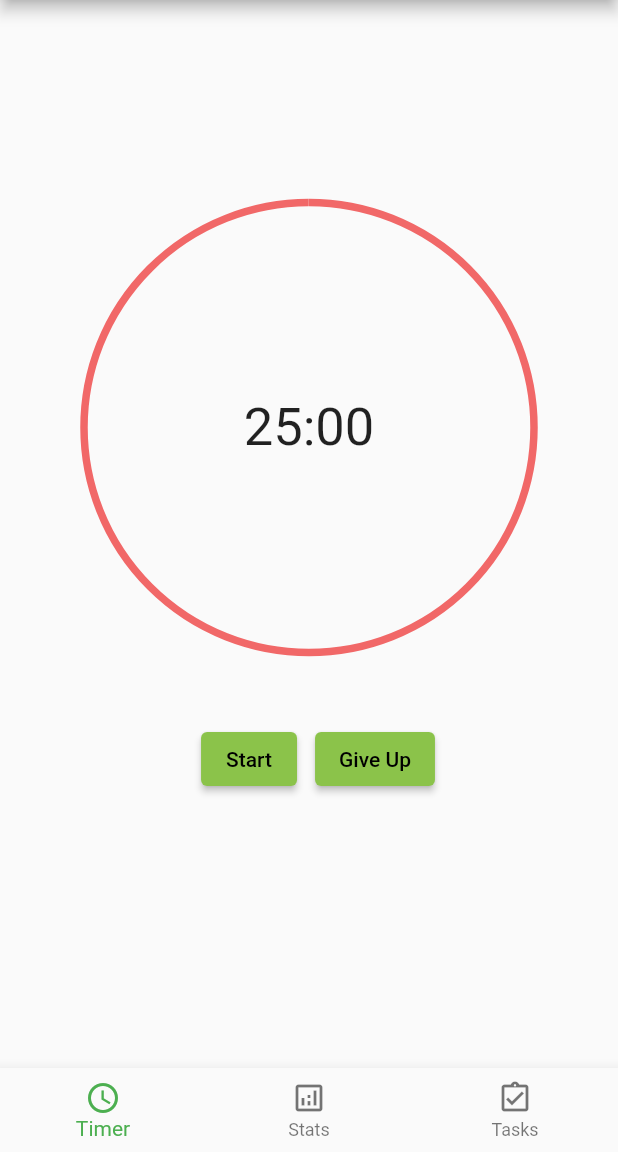
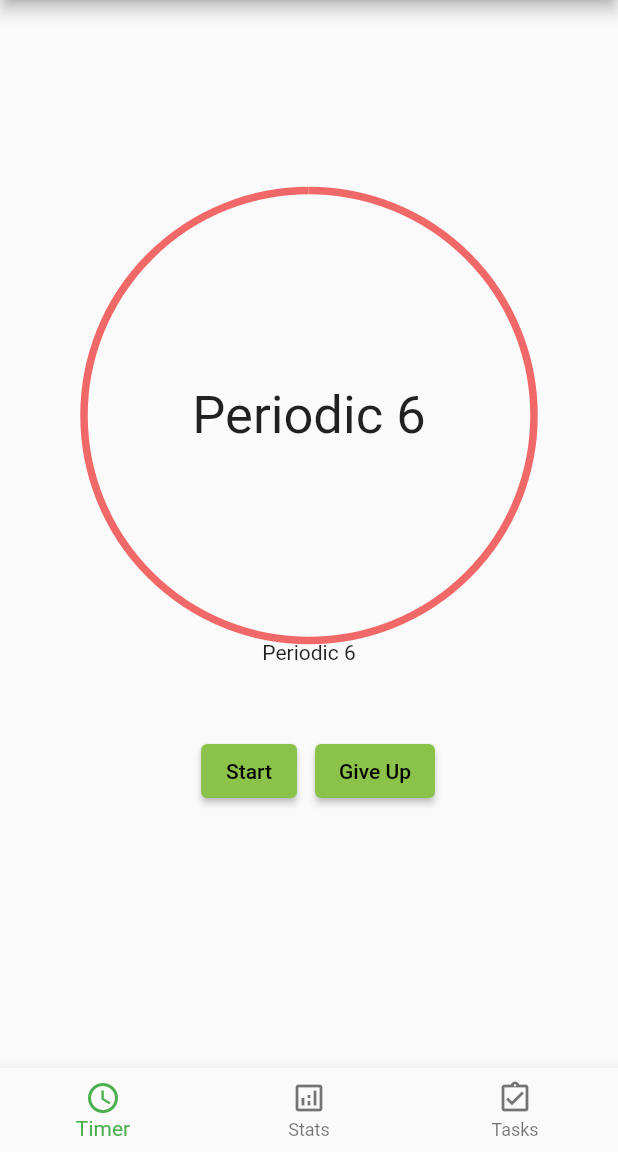
Before and after one commit to bhong192/PomoTomo, a Flutter app: the screen it shows after launch, after a tap on "Give Up", on a phone screen of 412 x 824 dp, the part 84-1236 px from its top. Run offline on Flutter 3.47's test engine with Material 2 defaults, Android fonts, the phone set to English and light mode, and no system bars.

Commit message:
A start with the timer!
Small implementation of periodic timer to test. Need to make it count down and take in user input

```diff
--- a/pomotomo/lib/screens/timer_page.dart
+++ b/pomotomo/lib/screens/timer_page.dart
@@ -1,3 +1,5 @@
+import 'dart:async';
+
 import 'package:flutter/material.dart';
 class timer_page extends StatefulWidget {
   const timer_page({Key? key}) : super(key: key);
@@ -9,6 +11,27 @@ const timerColor = const Color(0xFFF16868);
 // 77DD76
 
 class _State extends State<timer_page> {
+
+  String greeting = "";
+  Timer? _timer;
+
+  @override
+  void initState(){
+    super.initState();
+    _timer = Timer.periodic(const Duration(seconds: 2), (timer) {
+      setState((){
+        greeting = "Periodic ${DateTime.now().second}";
+      });
+    });
+
+    // Timer(const Duration(seconds:5),(){
+    //   setState((){
+    //     greeting = "after some time";
+    //   });
+    // });
+  }
+
+
   @override
   Widget build(BuildContext context) {
     return Scaffold(
@@ -32,8 +55,8 @@ class _State extends State<timer_page> {
                        ),
                      ),
                    ),
-                   const Center(
-                       child: Text("25:00", style: TextStyle(fontSize: 35))
+                   Center(
+                       child: Text(greeting, style: TextStyle(fontSize: 35))
                    ),
 
 
@@ -41,6 +64,9 @@ class _State extends State<timer_page> {
                  ],
                ),
              ),
+             Text(greeting),
+
+
              Padding(
                padding: const EdgeInsets.all(35.0),
                child: Row(
@@ -59,7 +85,7 @@ class _State extends State<timer_page> {
 
                    ElevatedButton(
                      onPressed: (){
-
+                      _timer?.cancel();
                      },
                      child: const Text("Give Up"),
                    ),
```
